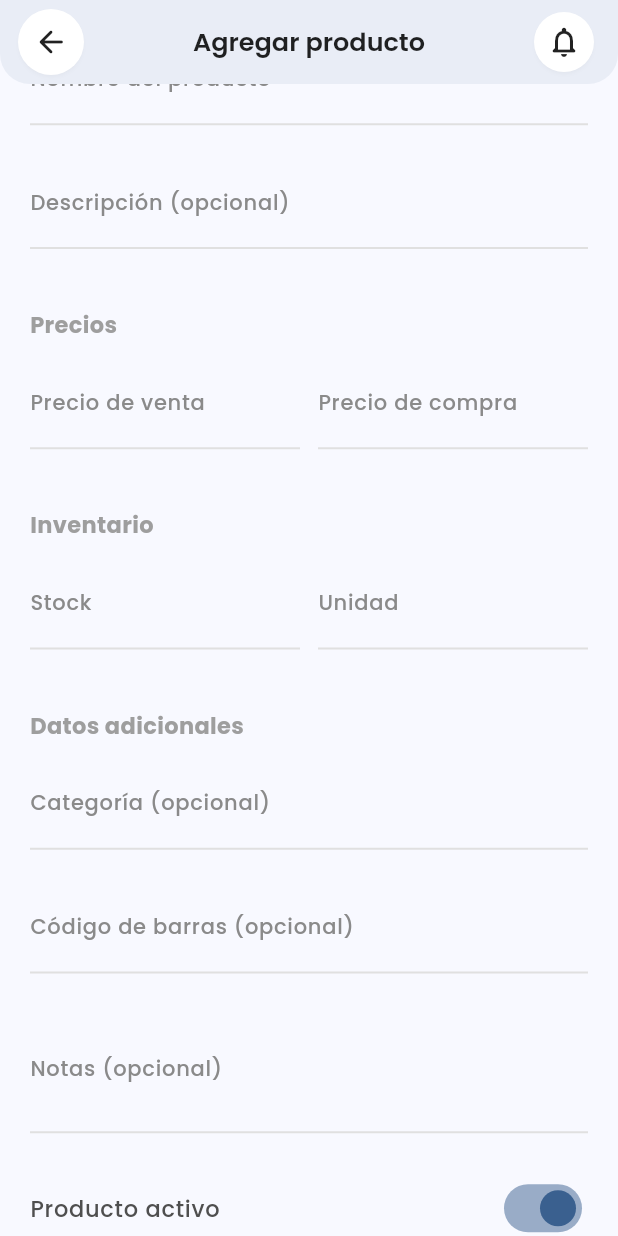
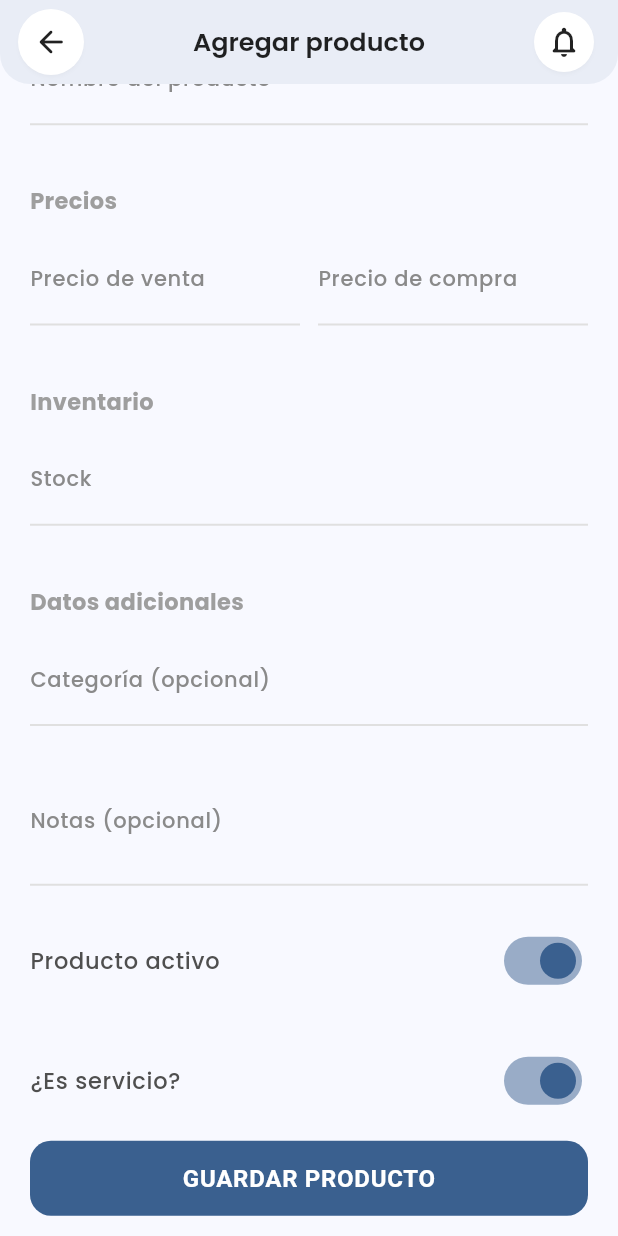
Before and after one commit to Alesoliss/adif_app, a Flutter app: the AgregarProductoScreen screen opened directly, scrolled down 198 dp, on a phone screen of 412 x 824 dp. Run offline on Flutter 3.47's test engine with Material 3 defaults, Android fonts, the phone set to English and light mode, and no system bars; our stand-ins replace flex_color_scheme, flutter_spinkit, font_awesome_flutter, get, google_fonts, image_picker and 2 more; missing offline and left inert: store_redirect; accounts and stored records are empty; project files that could hold a hidden picture were left out.

Commit message:
Add product model

```diff
--- a/lib/models/product_model.dart
+++ b/lib/models/product_model.dart
@@ -1,69 +1,55 @@
 class ProductoModel {
-  final String id;
+  final int? id;
   final String nombre;
-  final String? descripcion;
-  final double precioVenta;
-  final double? precioCompra;
-  final int stock;
-  final String unidad;
-  final String? categoria;
-  final String? codigoBarras;
+  final double precio;
+  final double? costo;
+  final double stock;
+  final int? cateid;
+  final String? notas;
   final bool activo;
-  final DateTime fechaRegistro;
-  final String? notas;
-  final String? fotoUrl;
+  final bool esServicio;
+  final List<int>? img;
 
   ProductoModel({
-    required this.id,
+    this.id,
     required this.nombre,
-    this.descripcion,
-    required this.precioVenta,
-    this.precioCompra,
+    required this.precio,
+    this.costo,
     required this.stock,
-    required this.unidad,
-    this.categoria,
-    this.codigoBarras,
+    this.cateid,
+    this.notas,
     this.activo = true,
-    required this.fechaRegistro,
-    this.notas,
-    this.fotoUrl,
+    this.esServicio = false,
+    this.img,
   });
 
   factory ProductoModel.fromJson(Map<String, dynamic> json) {
     return ProductoModel(
-      id: json['id'] as String,
+      id: json['id'] as int?,
       nombre: json['nombre'] as String,
-      descripcion: json['descripcion'] as String?,
-      precioVenta: (json['precioVenta'] as num).toDouble(),
-      precioCompra: json['precioCompra'] != null
-          ? (json['precioCompra'] as num).toDouble()
-          : null,
-      stock: json['stock'] as int,
-      unidad: json['unidad'] as String,
-      categoria: json['categoria'] as String?,
-      codigoBarras: json['codigoBarras'] as String?,
-      activo: json['activo'] ?? true,
-      fechaRegistro: DateTime.parse(json['fechaRegistro'] as String),
+      precio: (json['precio'] as num).toDouble(),
+      costo: json['costo'] != null ? (json['costo'] as num).toDouble() : null,
+      stock: (json['stock'] as num).toDouble(),
+      cateid: json['cateid'] as int?,
       notas: json['notas'] as String?,
-      fotoUrl: json['fotoUrl'] as String?,
+      activo: (json['activo'] as int) == 1,
+      esServicio: (json['esServicio'] as int) == 1,
+      img: json['img'],
     );
   }
 
   Map<String, dynamic> toJson() {
     return {
-      'id': id,
+      if (id != null) 'id': id,
       'nombre': nombre,
-      'descripcion': descripcion,
-      'precioVenta': precioVenta,
-      'precioCompra': precioCompra,
+      'precio': precio,
+      'costo': costo,
       'stock': stock,
-      'unidad': unidad,
-      'categoria': categoria,
-      'codigoBarras': codigoBarras,
-      'activo': activo,
-      'fechaRegistro': fechaRegistro.toIso8601String(),
+      'cateid': cateid,
       'notas': notas,
-      'fotoUrl': fotoUrl,
+      'activo': activo ? 1 : 0,
+      'esServicio': esServicio ? 1 : 0,
+      'img': img,
     };
   }
 }
--- a/lib/presentation/products/add/product_add_controller.dart
+++ b/lib/presentation/products/add/product_add_controller.dart
@@ -1,77 +1,151 @@
-import 'dart:convert';
 import 'dart:io';
 import 'package:edu_app/models/product_model.dart';
 import 'package:flutter/material.dart';
-import 'package:path_provider/path_provider.dart';
-import 'package:image_picker/image_picker.dart';
-import 'package:uuid/uuid.dart';
+import 'package:edu_app/services/services.dart';
 
 class ProductoAddController extends ChangeNotifier {
+  final int? id; // ID del producto (null si es nuevo)
+
+  ProductoAddController({this.id}) {
+    if (id != null) _loadProducto(id!);
+  }
+
+  // Controladores para inputs
   final TextEditingController nombre = TextEditingController();
-  final TextEditingController descripcion = TextEditingController();
-  final TextEditingController precioVenta = TextEditingController();
-  final TextEditingController precioCompra = TextEditingController();
+  final TextEditingController precio = TextEditingController();
+  final TextEditingController costo = TextEditingController();
   final TextEditingController stock = TextEditingController();
-  final TextEditingController unidad = TextEditingController();
-  final TextEditingController categoria = TextEditingController();
-  final TextEditingController codigoBarras = TextEditingController();
   final TextEditingController notas = TextEditingController();
+  final TextEditingController categoriaId =
+      TextEditingController(); // como ID opcional
 
+  bool activo = true;
+  bool esServicio = false;
+  List<int>? imgBytes;
   String? fotoPath;
-  bool activo = true;
 
-  Future<void> pickImage() async {
-    final picker = ImagePicker();
-    final img = await picker.pickImage(source: ImageSource.gallery, imageQuality: 70);
-    if (img != null) {
-      fotoPath = img.path;
-      notifyListeners();
+  // Flags de validación
+  bool nombreInvalido = false;
+  bool precioInvalido = false;
+  bool stockInvalido = false;
+
+  // ----------- Cargar producto si es edición -----------
+  Future<void> _loadProducto(int id) async {
+    try {
+      final db = await DatabaseHelper.initDB();
+      final result = await db.query(
+        ServiceStrings.productos,
+        where: 'id = ?',
+        whereArgs: [id],
+        limit: 1,
+      );
+      if (result.isNotEmpty) {
+        final producto = ProductoModel.fromJson(result.first);
+        nombre.text = producto.nombre;
+        precio.text = producto.precio.toString();
+        costo.text = producto.costo?.toString() ?? '';
+        stock.text = producto.stock.toString();
+        categoriaId.text = producto.cateid?.toString() ?? '';
+        notas.text = producto.notas ?? '';
+        activo = producto.activo;
+        esServicio = producto.esServicio;
+        imgBytes = producto.img;
+        notifyListeners();
+      }
+    } catch (e) {
+      debugPrint("❌ Error al cargar producto: $e");
     }
   }
 
-  Future<void> saveProducto() async {
-    final dir = await getApplicationDocumentsDirectory();
-    final file = File('${dir.path}/productos.json');
-    List<ProductoModel> productos = [];
-    if (await file.exists()) {
-      final data = await file.readAsString();
-      final jsonList = jsonDecode(data) as List;
-      productos = jsonList.map((e) => ProductoModel.fromJson(e)).toList();
+  // ----------- Validar y guardar -----------
+  Future<void> validateAndSave() async {
+    nombreInvalido = nombre.text.trim().isEmpty;
+    precioInvalido = double.tryParse(precio.text) == null;
+    stockInvalido = double.tryParse(stock.text) == null;
+
+    notifyListeners();
+
+    if (nombreInvalido || precioInvalido || stockInvalido) return;
+
+    await _saveProducto();
+  }
+
+  Future<void> _saveProducto() async {
+    try {
+      final producto = ProductoModel(
+        id: id,
+        nombre: nombre.text.trim(),
+        precio: double.parse(precio.text),
+        costo: costo.text.trim().isEmpty ? null : double.parse(costo.text),
+        stock: double.parse(stock.text),
+        cateid: categoriaId.text.trim().isEmpty
+            ? null
+            : int.tryParse(categoriaId.text),
+        notas: notas.text.trim().isEmpty ? null : notas.text.trim(),
+        activo: activo,
+        esServicio: esServicio,
+        img: imgBytes,
+      );
+
+      if (id == null) {
+        await DatabaseHelper.insert(
+          ServiceStrings.productos,
+          producto.toJson(),
+        );
+        debugPrint("✅ Producto guardado: ${producto.nombre}");
+        limpiar();
+      } else {
+        await DatabaseHelper.update(
+          ServiceStrings.productos,
+          producto.toJson(),
+          id!,
+        );
+        debugPrint("✏️ Producto actualizado: ${producto.nombre}");
+      }
+    } catch (e, st) {
+      debugPrint("❌ Error al guardar producto: $e\n$st");
     }
-    final uuid = const Uuid().v4();
-    productos.add(ProductoModel(
-      id: uuid,
-      nombre: nombre.text.trim(),
-      descripcion: descripcion.text.trim().isEmpty ? null : descripcion.text.trim(),
-      precioVenta: double.tryParse(precioVenta.text) ?? 0,
-      precioCompra: double.tryParse(precioCompra.text),
-      stock: int.tryParse(stock.text) ?? 0,
-      unidad: unidad.text.trim(),
-      categoria: categoria.text.trim().isEmpty ? null : categoria.text.trim(),
-      codigoBarras: codigoBarras.text.trim().isEmpty ? null : codigoBarras.text.trim(),
-      activo: activo,
-      fechaRegistro: DateTime.now(),
-      notas: notas.text.trim().isEmpty ? null : notas.text.trim(),
-      fotoUrl: fotoPath,
-    ));
-    await file.writeAsString(jsonEncode(productos.map((e) => e.toJson()).toList()));
   }
-void setFotoPath(String path) {
-  fotoPath = path;
-  notifyListeners();
-}
 
+  // ----------- Imagen -----------
+  Future<void> setFotoPath(String path) async {
+    try {
+      fotoPath = path;
+      final file = File(path);
+      imgBytes = await file.readAsBytes();
+      notifyListeners();
+    } catch (e) {
+      debugPrint("❌ Error al leer imagen: $e");
+    }
+  }
 
+  // ----------- Resetear formulario -----------
+  void limpiar() {
+    nombre.clear();
+    precio.clear();
+    costo.clear();
+    stock.clear();
+    categoriaId.clear();
+    notas.clear();
+    activo = true;
+    esServicio = false;
+    fotoPath = null;
+    imgBytes = null;
 
-  void disposeAll() {
+    nombreInvalido = false;
+    precioInvalido = false;
+    stockInvalido = false;
+
+    notifyListeners();
+  }
+
+  @override
+  void dispose() {
     nombre.dispose();
-    descripcion.dispose();
-    precioVenta.dispose();
-    precioCompra.dispose();
+    precio.dispose();
+    costo.dispose();
     stock.dispose();
-    unidad.dispose();
-    categoria.dispose();
-    codigoBarras.dispose();
+    categoriaId.dispose();
     notas.dispose();
     super.dispose();
   }
--- a/lib/presentation/products/add/product_add_screen.dart
+++ b/lib/presentation/products/add/product_add_screen.dart
@@ -20,9 +20,7 @@ class AgregarProductoScreen extends StatelessWidget {
           backgroundColor: Colors.transparent,
           elevation: 0,
           shape: const RoundedRectangleBorder(
-            borderRadius: BorderRadius.vertical(
-              bottom: Radius.circular(20),
-            ),
+            borderRadius: BorderRadius.vertical(bottom: Radius.circular(20)),
           ),
           leading: Padding(
             padding: const EdgeInsets.only(left: 12),
@@ -124,44 +122,6 @@ class AgregarProductoScreen extends StatelessWidget {
                     ),
                   ),
 
-                  Padding(
-                    padding: const EdgeInsets.symmetric(vertical: 10),
-                    child: TextField(
-                      controller: ctrl.descripcion,
-                      style: const TextStyle(
-                        color: Colors.black87,
-                        fontSize: 16,
-                      ),
-                      decoration: InputDecoration(
-                        labelText: "Descripción (opcional)",
-                        hintText: "Una breve descripción del producto",
-                        labelStyle: const TextStyle(
-                          color: Color(0xFF8A8A8A),
-                          fontSize: 14,
-                          fontWeight: FontWeight.w500,
-                        ),
-                        hintStyle: const TextStyle(
-                          color: Color(0xFFBDBDBD),
-                          fontSize: 15,
-                        ),
-                        contentPadding: const EdgeInsets.symmetric(
-                          vertical: 12,
-                        ),
-                        enabledBorder: const UnderlineInputBorder(
-                          borderSide: BorderSide(
-                            color: Color(0xFFE0E0E0),
-                            width: 1.3,
-                          ),
-                        ),
-                        focusedBorder: UnderlineInputBorder(
-                          borderSide: BorderSide(
-                            color: Theme.of(context).colorScheme.primary,
-                            width: 1.6,
-                          ),
-                        ),
-                      ),
-                    ),
-                  ),
                   const SizedBox(height: 30),
                   const Text(
                     "Precios",
@@ -177,7 +137,7 @@ class AgregarProductoScreen extends StatelessWidget {
                         child: Padding(
                           padding: const EdgeInsets.symmetric(vertical: 10),
                           child: TextField(
-                            controller: ctrl.precioVenta,
+                            controller: ctrl.precio,
                             keyboardType: const TextInputType.numberWithOptions(
                               decimal: true,
                             ),
@@ -221,7 +181,7 @@ class AgregarProductoScreen extends StatelessWidget {
                         child: Padding(
                           padding: const EdgeInsets.symmetric(vertical: 10),
                           child: TextField(
-                            controller: ctrl.precioCompra,
+                            controller: ctrl.costo,
                             keyboardType: const TextInputType.numberWithOptions(
                               decimal: true,
                             ),
@@ -315,47 +275,6 @@ class AgregarProductoScreen extends StatelessWidget {
                           ),
                         ),
                       ),
-                      const SizedBox(width: 12),
-                      Expanded(
-                        child: Padding(
-                          padding: const EdgeInsets.symmetric(vertical: 10),
-                          child: TextField(
-                            controller: ctrl.unidad,
-                            style: const TextStyle(
-                              color: Colors.black87,
-                              fontSize: 16,
-                            ),
-                            decoration: InputDecoration(
-                              labelText: "Unidad",
-                              hintText: "Ej: unidad, kg",
-                              labelStyle: const TextStyle(
-                                color: Color(0xFF8A8A8A),
-                                fontSize: 14,
-                                fontWeight: FontWeight.w500,
-                              ),
-                              hintStyle: const TextStyle(
-                                color: Color(0xFFBDBDBD),
-                                fontSize: 15,
-                              ),
-                              contentPadding: const EdgeInsets.symmetric(
-                                vertical: 12,
-                              ),
-                              enabledBorder: const UnderlineInputBorder(
-                                borderSide: BorderSide(
-                                  color: Color(0xFFE0E0E0),
-                                  width: 1.3,
-                                ),
-                              ),
-                              focusedBorder: UnderlineInputBorder(
-                                borderSide: BorderSide(
-                                  color: Theme.of(context).colorScheme.primary,
-                                  width: 1.6,
-                                ),
-                              ),
-                            ),
-                          ),
-                        ),
-                      ),
                     ],
                   ),
 
@@ -371,7 +290,7 @@ class AgregarProductoScreen extends StatelessWidget {
                   Padding(
                     padding: const EdgeInsets.symmetric(vertical: 10),
                     child: TextField(
-                      controller: ctrl.categoria,
+                      controller: ctrl.categoriaId,
                       style: const TextStyle(
                         color: Colors.black87,
                         fontSize: 16,
@@ -379,45 +298,6 @@ class AgregarProductoScreen extends StatelessWidget {
                       decoration: InputDecoration(
                         labelText: "Categoría (opcional)",
                         hintText: "Ej: Bebidas",
-                        labelStyle: const TextStyle(
-                          color: Color(0xFF8A8A8A),
-                          fontSize: 14,
-                          fontWeight: FontWeight.w500,
-                        ),
-                        hintStyle: const TextStyle(
-                          color: Color(0xFFBDBDBD),
-                          fontSize: 15,
-                        ),
-                        contentPadding: const EdgeInsets.symmetric(
-                          vertical: 12,
-                        ),
-                        enabledBorder: const UnderlineInputBorder(
-                          borderSide: BorderSide(
-                            color: Color(0xFFE0E0E0),
-                            width: 1.3,
-                          ),
-                        ),
-                        focusedBorder: UnderlineInputBorder(
-                          borderSide: BorderSide(
-                            color: Theme.of(context).colorScheme.primary,
-                            width: 1.6,
-                          ),
-                        ),
-                      ),
-                    ),
-                  ),
-
-                  Padding(
-                    padding: const EdgeInsets.symmetric(vertical: 10),
-                    child: TextField(
-                      controller: ctrl.codigoBarras,
-                      style: const TextStyle(
-                        color: Colors.black87,
-                        fontSize: 16,
-                      ),
-                      decoration: InputDecoration(
-                        labelText: "Código de barras (opcional)",
-                        hintText: "Escanear o escribir manualmente",
                         labelStyle: const TextStyle(
                           color: Color(0xFF8A8A8A),
                           fontSize: 14,
@@ -507,13 +387,34 @@ class AgregarProductoScreen extends StatelessWidget {
                     ),
                   ),
 
+                  Padding(
+                    padding: const EdgeInsets.symmetric(vertical: 12),
+                    child: SwitchListTile.adaptive(
+                      contentPadding: EdgeInsets.zero,
+                      title: const Text(
+                        "¿Es servicio?",
+                        style: TextStyle(
+                          color: Color(0xFF4F4F4F),
+                          fontSize: 15,
+                          fontWeight: FontWeight.w500,
+                        ),
+                      ),
+                      value: ctrl.activo,
+                      activeColor: Theme.of(context).colorScheme.primary,
+                      onChanged: (v) {
+                        ctrl.activo = v;
+                        ctrl.notifyListeners();
+                      },
+                    ),
+                  ),
+
                   const SizedBox(height: 0),
                   SizedBox(
                     width: double.infinity,
                     height: 50,
                     child: FilledButton(
                       onPressed: () async {
-                        await ctrl.saveProducto();
+                        await ctrl.validateAndSave();
                         if (context.mounted) Navigator.pop(context);
                       },
                       style: FilledButton.styleFrom(
--- a/lib/routes/app_routes.dart
+++ b/lib/routes/app_routes.dart
@@ -14,7 +14,7 @@ class MainRoutes {
   static const String updateApp = '/updateApp';
   static const String addPartner = "/addPartner";
   static const String addProduct = "/addProduct";
-  static const String addBuySell = "/addProduct";
+  static const String addBuySell = "/addBuySell";
   static const String seleccionarFoto = "/addPhoto";
   static const String home = "/home";
 }
--- a/pubspec.yaml
+++ b/pubspec.yaml
@@ -144,8 +144,8 @@ flutter:
 
   # To add assets to your application, add an assets section, like this:
   # assets:
-  # assets:
-    # - assets/images/
+  assets:
+    - assets/images/
     # - assets/animations/
     # - assets/img/
     # - assets/cards/
```
Also changed, not shown: lib/presentation/partner/add/partner_add_controller.dart (line endings or trailing spaces), lib/services/services.dart (line endings or trailing spaces).
